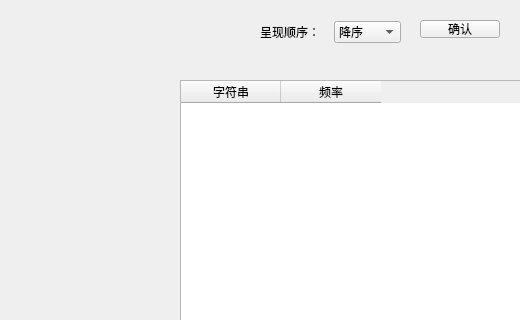
The window that tablewindow.ui (lh2080028463/String-frequency-statistic) describes before a commit, drawn with Qt 5; both pictures show x 0 to 520 and y 0 to 320 of the 800 by 600 pixel window.
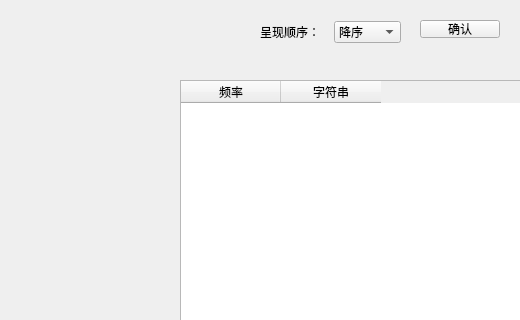
The same window after the commit.

Commit message: 调整表格格式

Patch:
```diff
--- a/tablewindow.ui
+++ b/tablewindow.ui
@@ -51,16 +51,16 @@
     </property>
     <column>
      <property name="text">
-      <string>字符串</string>
+      <string>频率</string>
      </property>
     </column>
     <column>
      <property name="text">
-      <string>频率</string>
+      <string>字符串</string>
      </property>
     </column>
    </widget>
-   <widget class="QWidget" name="">
+   <widget class="QWidget" name="layoutWidget">
     <property name="geometry">
      <rect>
       <x>260</x>
```
The commit also changes 2 other files.
